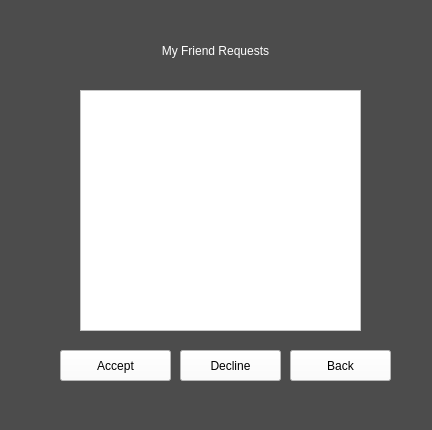
allenh1/timefuse-client, file friend_requests.ui: the form before one commit.
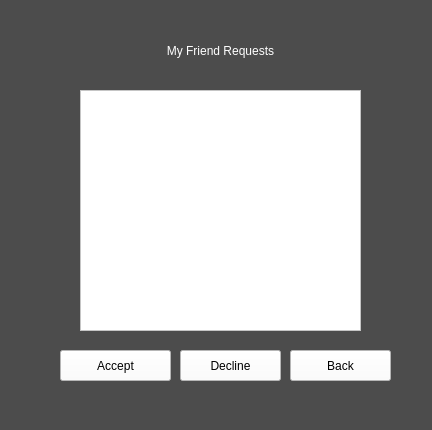
The form after the commit.

Patch:
```diff
--- a/friend_requests.ui
+++ b/friend_requests.ui
@@ -20,9 +20,9 @@
   <widget class="QLabel" name="title">
    <property name="geometry">
     <rect>
-     <x>90</x>
+     <x>80</x>
      <y>20</y>
-     <width>251</width>
+     <width>281</width>
      <height>61</height>
     </rect>
    </property>
```
